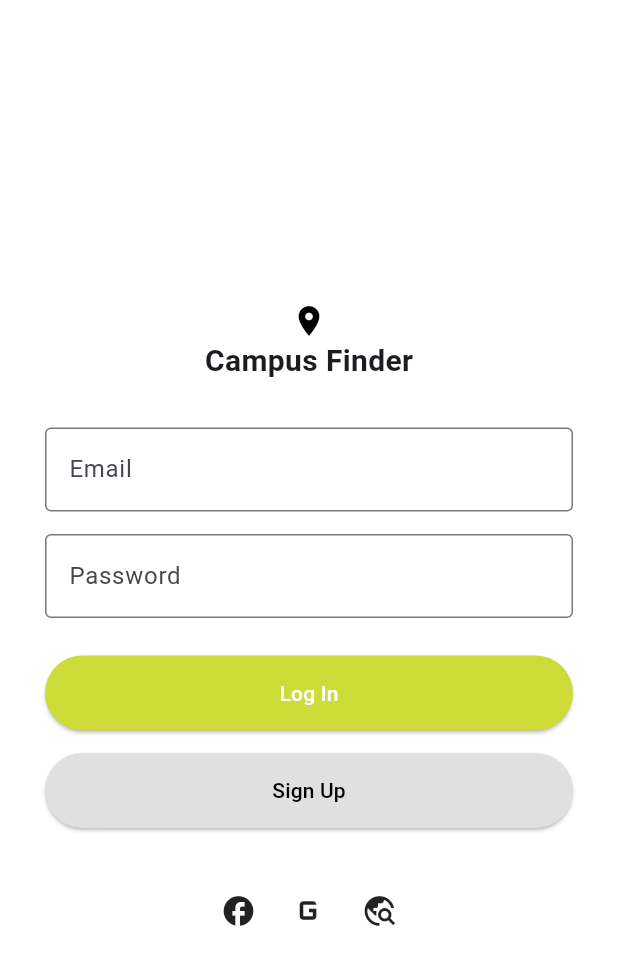
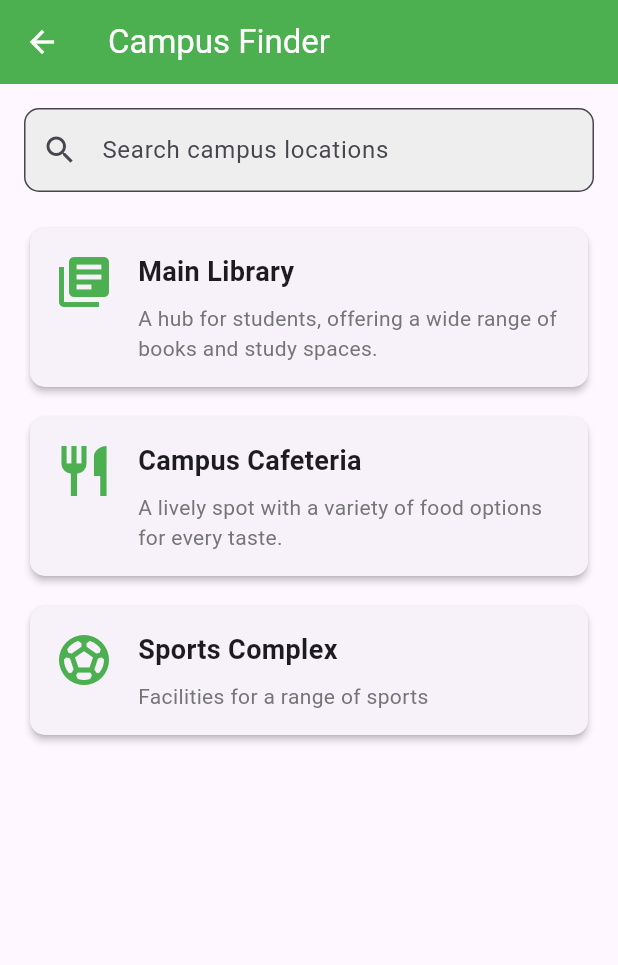
Before and after one commit to Nifemie/campusFinderapp, a Flutter app: the LoginPage screen opened directly, after a tap on "Log In", on a phone screen of 412 x 824 dp. Shown: the top 965 px of the screen. Run offline on Flutter 3.47's test engine with Material 3 defaults, Android fonts, the phone set to English and light mode, and no system bars; our stand-ins replace cloud_firestore, firebase_auth, firebase_core; accounts and stored records are empty.

Commit message:
#campusfinderapp#day3

```diff
--- /dev/null
+++ b/firestore.indexes.json
@@ -0,0 +1,4 @@
+{
+  "indexes": [],
+  "fieldOverrides": []
+}
--- a/lib/login_page.dart
+++ b/lib/login_page.dart
@@ -1,5 +1,6 @@
 import 'package:flutter/material.dart';
 import 'signup_step1.dart';
+import 'page1.dart';
 
 class LoginPage extends StatelessWidget {
   const LoginPage({super.key});
@@ -49,6 +50,12 @@ class LoginPage extends StatelessWidget {
                   width: double.infinity,
                   child: ElevatedButton(
                     onPressed: () {
+                      Navigator.push(
+                          context,
+                          MaterialPageRoute(
+                          builder: (context) => const CampusFinderScreen(),
+                      ),
+                      );
                       // handle login logic
                     },
                     style: ElevatedButton.styleFrom(
--- a/lib/main.dart
+++ b/lib/main.dart
@@ -1,8 +1,13 @@
 import 'package:flutter/material.dart';
 import 'login_page.dart';
 import 'signup_step1.dart';
+import 'package:firebase_core/firebase_core.dart';
+import 'firebase_options.dart';
 
-void main() {
+void main() async {
+  WidgetsFlutterBinding.ensureInitialized();
+  await Firebase.initializeApp(
+      options: DefaultFirebaseOptions.currentPlatform,);
   runApp(MyApp());
 }
 
--- /dev/null
+++ b/lib/page1.dart
@@ -0,0 +1,116 @@
+import 'package:flutter/material.dart';
+
+class CampusFinderScreen extends StatelessWidget {
+  const CampusFinderScreen({super.key});
+
+  @override
+  Widget build(BuildContext context) {
+    return Scaffold(
+      appBar: AppBar(
+        title: const Text('Campus Finder'),
+        backgroundColor: Colors.green,
+        foregroundColor: Colors.white,
+      ),
+      body: Padding(
+        padding: const EdgeInsets.all(16.0),
+        child: Column(
+          crossAxisAlignment: CrossAxisAlignment.start,
+          children: [
+            // Search Bar
+            TextField(
+              decoration: InputDecoration(
+                hintText: 'Search campus locations',
+                prefixIcon: const Icon(Icons.search),
+                border: OutlineInputBorder(
+                  borderRadius: BorderRadius.circular(10.0),
+                ),
+                filled: true,
+                fillColor: Colors.grey[200],
+              ),
+            ),
+            const SizedBox(height: 20),
+
+            // Campus Locations List
+            Expanded(
+              child: ListView(
+                children: const [
+                  _LocationCard(
+                    title: 'Main Library',
+                    description: 'A hub for students, offering a wide range of books and study spaces.',
+                    icon: Icons.library_books,
+                  ),
+                  SizedBox(height: 12),
+                  _LocationCard(
+                    title: 'Campus Cafeteria',
+                    description: 'A lively spot with a variety of food options for every taste.',
+                    icon: Icons.restaurant,
+                  ),
+                  SizedBox(height: 12),
+                  _LocationCard(
+                    title: 'Sports Complex',
+                    description: 'Facilities for a range of sports',
+                    icon: Icons.sports_soccer,
+                  ),
+                ],
+              ),
+            ),
+          ],
+        ),
+      ),
+    );
+  }
+}
+
+class _LocationCard extends StatelessWidget {
+  final String title;
+  final String description;
+  final IconData icon;
+
+  const _LocationCard({
+    required this.title,
+    required this.description,
+    required this.icon,
+  });
+
+  @override
+  Widget build(BuildContext context) {
+    return Card(
+      elevation: 2,
+      shape: RoundedRectangleBorder(
+        borderRadius: BorderRadius.circular(10.0),
+      ),
+      child: Padding(
+        padding: const EdgeInsets.all(16.0),
+        child: Row(
+          crossAxisAlignment: CrossAxisAlignment.start,
+          children: [
+            Icon(icon, size: 40, color: Colors.green),
+            const SizedBox(width: 16),
+            Expanded(
+              child: Column(
+                crossAxisAlignment: CrossAxisAlignment.start,
+                children: [
+                  Text(
+                    title,
+                    style: const TextStyle(
+                      fontSize: 18,
+                      fontWeight: FontWeight.bold,
+                    ),
+                  ),
+                  const SizedBox(height: 8),
+                  Text(
+                    description,
+                    style: TextStyle(
+                      fontSize: 14,
+                      color: Colors.grey[600],
+                    ),
+                  ),
+                ],
+              ),
+            ),
+          ],
+        ),
+      ),
+    );
+  }
+}
--- a/pubspec.yaml
+++ b/pubspec.yaml
@@ -35,6 +35,9 @@ dependencies:
   # The following adds the Cupertino Icons font to your application.
   # Use with the CupertinoIcons class for iOS style icons.
   cupertino_icons: ^1.0.8
+  firebase_core: ^2.32.0
+  firebase_auth: ^4.20.0
+  cloud_firestore: ^4.8.0
 
 dev_dependencies:
   flutter_test:
```
Also changed, not shown: database.rules.json (added, +7 -0 lines), lib/services/auth_service.dart (added, +49 -0 lines), lib/services/sign_logic.dart (added, +61 -0 lines), lib/signup_step1.dart (+8 -3 lines), lib/signup_step2.dart (+28 -33 lines), firebase.json (added), lib/firebase_options.dart (added), pubspec.lock, 9 other files.
